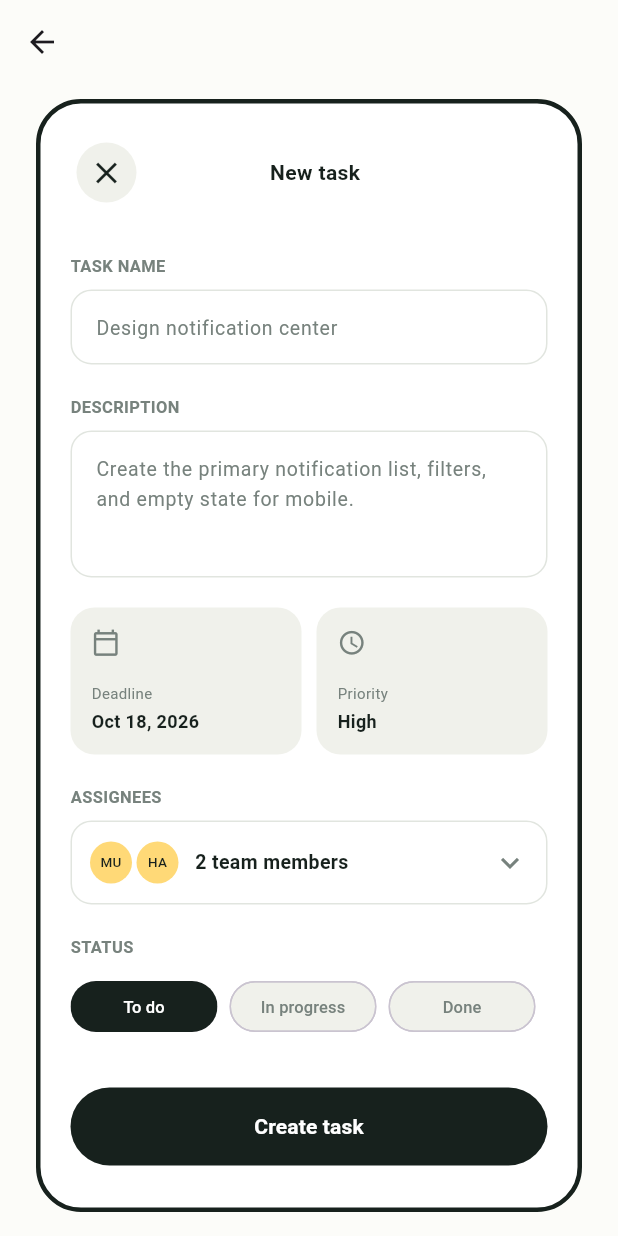
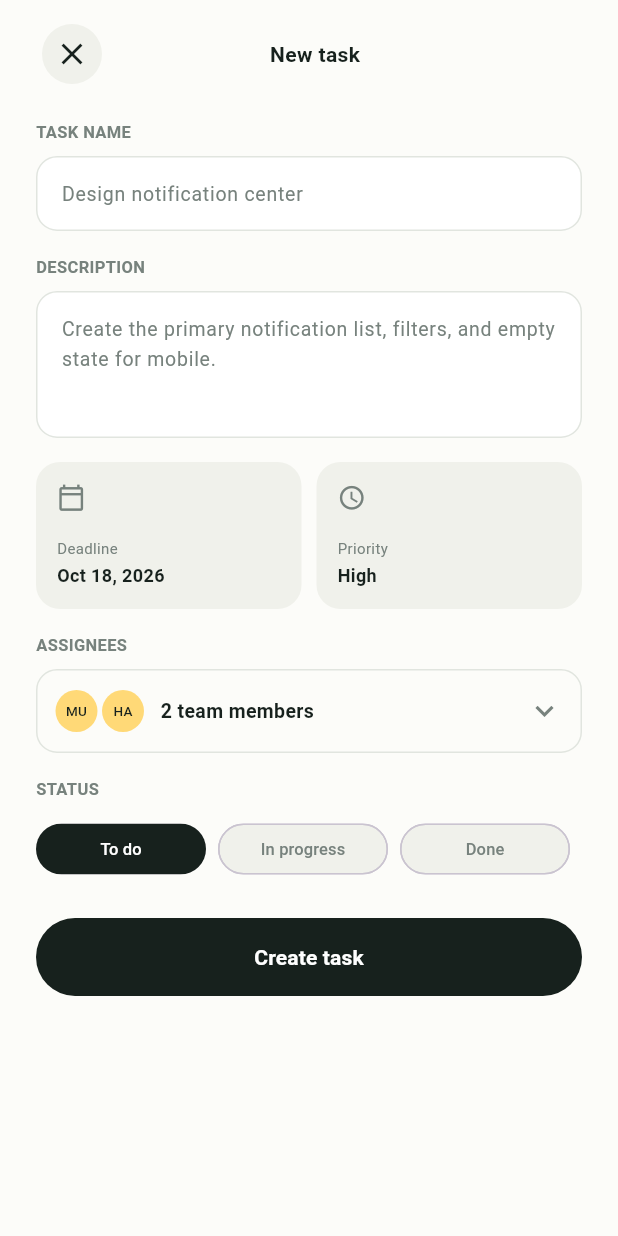
Before and after one commit to julesineza/mobile_dev_formative_assignment1, a Flutter app: the NewTaskScreen screen opened by its route, on a phone screen of 412 x 824 dp. Run offline on Flutter 3.47's test engine with Material 3 defaults, Android fonts, the phone set to English and light mode, and no system bars; our stand-ins replace shared_preferences; accounts and stored records are empty.

Commit message:
removed un used nav item and also updated the add task button color

```diff
--- a/lib/screens/add_task.dart
+++ b/lib/screens/add_task.dart
@@ -180,6 +180,8 @@ class _NewTaskScreenState extends State<NewTaskScreen> {
       appBar: AppBar(
         backgroundColor: _pageBackground,
         elevation: 0,
+        automaticallyImplyLeading: false,
+        toolbarHeight: 12,
         // title: const Text('New task',
         //     style: TextStyle(color: _muted, fontSize: 23)),
         // iconTheme: const IconThemeData(color: _ink),
@@ -188,14 +190,7 @@ class _NewTaskScreenState extends State<NewTaskScreen> {
         child: Form(
           key: _formKey,
           child: SingleChildScrollView(
-            padding: const EdgeInsets.fromLTRB(24, 10, 24, 32),
-            child: Container(
-              padding: const EdgeInsets.fromLTRB(20, 22, 20, 28),
-              decoration: BoxDecoration(
-                color: Colors.white,
-                border: Border.all(color: _ink, width: 3),
-                borderRadius: BorderRadius.circular(30),
-              ),
+            padding: const EdgeInsets.fromLTRB(24, 0, 24, 24),
             child: Column(
               crossAxisAlignment: CrossAxisAlignment.start,
               children: [
@@ -216,17 +211,17 @@ class _NewTaskScreenState extends State<NewTaskScreen> {
                     const SizedBox(width: 40),
                   ],
                 ),
-                  const SizedBox(height: 30),
+                const SizedBox(height: 20),
                 _label('TASK NAME'),
                 _textField(_nameController, 'Design notification center'),
-                  const SizedBox(height: 20),
+                const SizedBox(height: 16),
                 _label('DESCRIPTION'),
                 _textField(
                   _descriptionController,
                   'Create the primary notification list, filters, and empty state for mobile.',
                   maxLines: 3,
                 ),
-                  const SizedBox(height: 20),
+                const SizedBox(height: 16),
                 Row(
                   children: [
                     Expanded(child: _dateCard()),
@@ -234,13 +229,13 @@ class _NewTaskScreenState extends State<NewTaskScreen> {
                     Expanded(child: _priorityCard()),
                   ],
                 ),
-                  const SizedBox(height: 20),
+                const SizedBox(height: 16),
                 _label('ASSIGNEES'),
                 _assigneePicker(),
-                  const SizedBox(height: 20),
+                const SizedBox(height: 16),
                 _label('STATUS'),
                 _statusPicker(),
-                  const SizedBox(height: 30),
+                const SizedBox(height: 22),
                 SizedBox(
                   width: double.infinity,
                   child: FilledButton(
@@ -260,7 +255,6 @@ class _NewTaskScreenState extends State<NewTaskScreen> {
                   ),
                 ),
               ],
-              ),
             ),
           ),
         ),
--- a/lib/widgets/navabar.dart
+++ b/lib/widgets/navabar.dart
@@ -35,7 +35,7 @@ class Navbar extends StatelessWidget {
 
             _navItem(icon: Icons.people_outline, index: 3),
 
-            _navItem(icon: Icons.chat_bubble_outline, index: 4),
+            // _navItem(icon: Icons.chat_bubble_outline, index: 4),
           ],
         ),
       ),
@@ -70,7 +70,7 @@ class Navbar extends StatelessWidget {
         width: 60,
         height: 60,
         decoration: const BoxDecoration(
-          color: Colors.white,
+          color: Color.fromARGB(255, 201, 170, 83),
           shape: BoxShape.circle,
         ),
         child: const Icon(Icons.add, size: 32, color: Color(0xFF111B18)),
```
Lines whose indentation alone changed are shown as unchanged.
